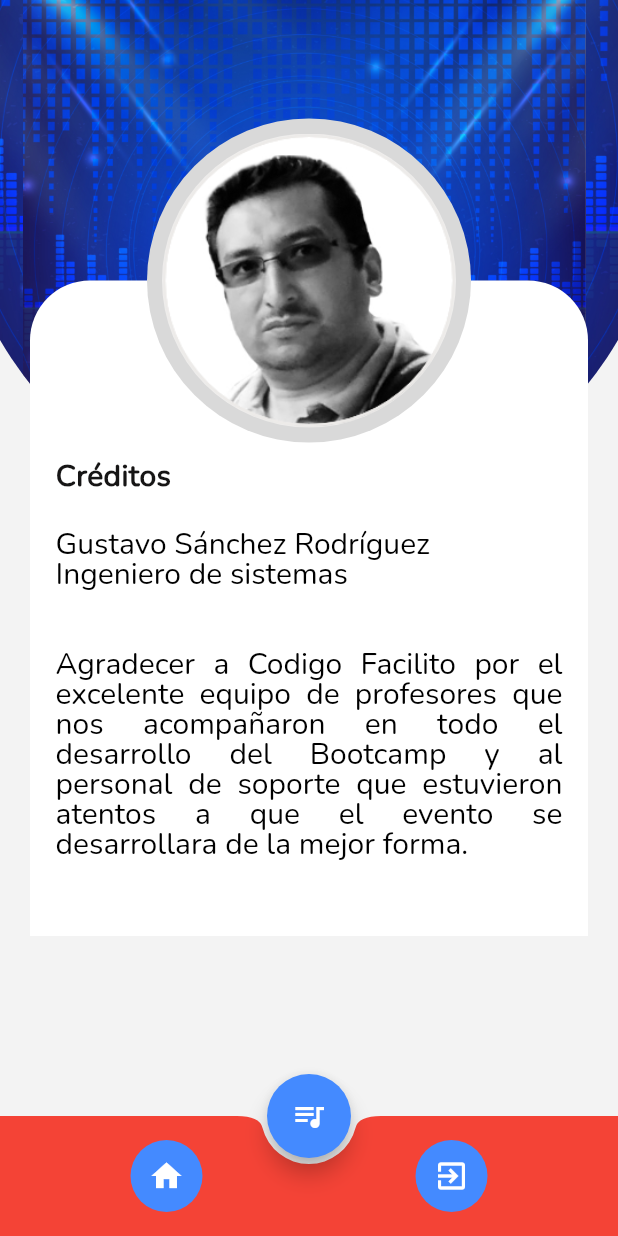
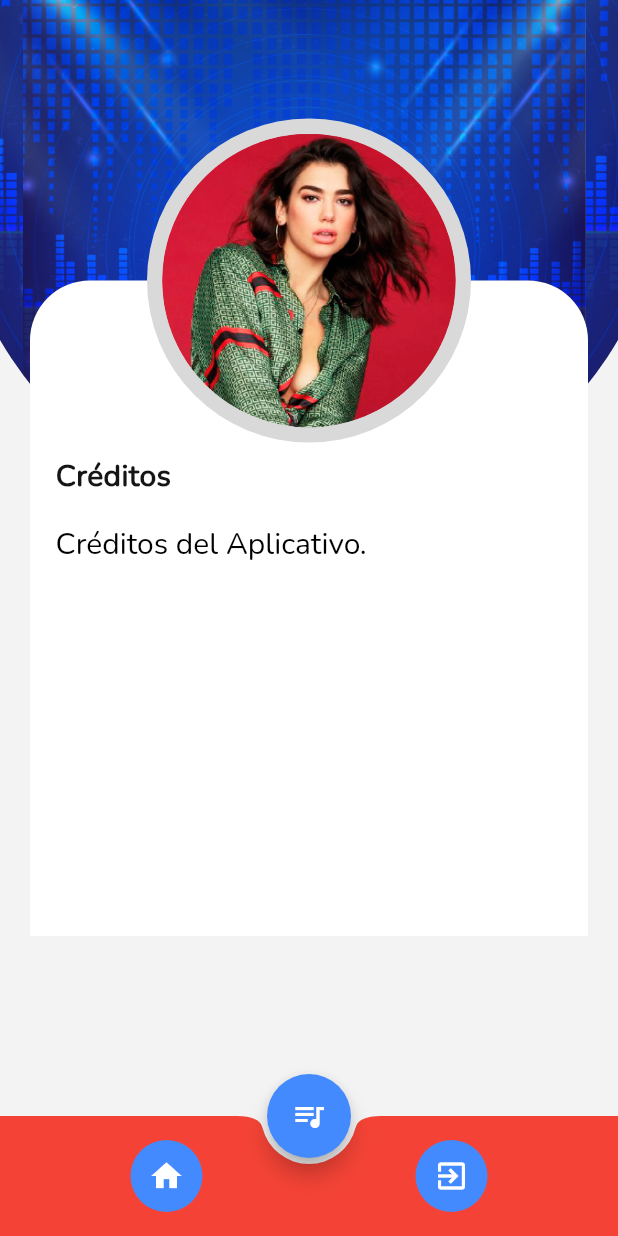
Before and after one commit to guswill24/AppMusicFlutter, a Flutter app: the CreditosPage screen opened by its route, on a phone screen of 412 x 824 dp. Run offline on Flutter 3.47's test engine with Material 3 defaults, Android fonts, the phone set to English and light mode, and no system bars; our stand-ins replace just_audio, logger, sqflite; accounts and stored records are empty.

Commit message:
Ajuste archivos

```diff
--- a/iguana_12/lib/Pages/creditos_pages.dart
+++ b/iguana_12/lib/Pages/creditos_pages.dart
@@ -132,7 +132,7 @@ class _CreditosPageState extends State<CreditosPage> {
                       height: 196,
                       decoration: const BoxDecoration(
                         image: DecorationImage(
-                          image: AssetImage('assets/images/gustavo.png'),
+                          image: AssetImage('assets/images/duolipa.png'),
                           fit: BoxFit.fitWidth,
                         ),
                         borderRadius:
@@ -158,7 +158,7 @@ class _CreditosPageState extends State<CreditosPage> {
                         ),
                         SizedBox(height: 20.0),
                         Text(
-                          'Gustavo Sánchez Rodríguez\nIngeniero de sistemas\n\n\nAgradecer a Codigo Facilito por el excelente equipo de profesores que nos acompañaron en todo el desarrollo del Bootcamp y al personal de soporte que estuvieron atentos a que el evento se desarrollara de la mejor forma.',
+                          'Créditos del Aplicativo.',
                           textAlign: TextAlign.justify,
                           style: TextStyle(
                             color: Color.fromRGBO(0, 0, 0, 1),
```
Also changed, not shown: iguana_12/assets/images/gustavo.png (deleted), 2 other files.
